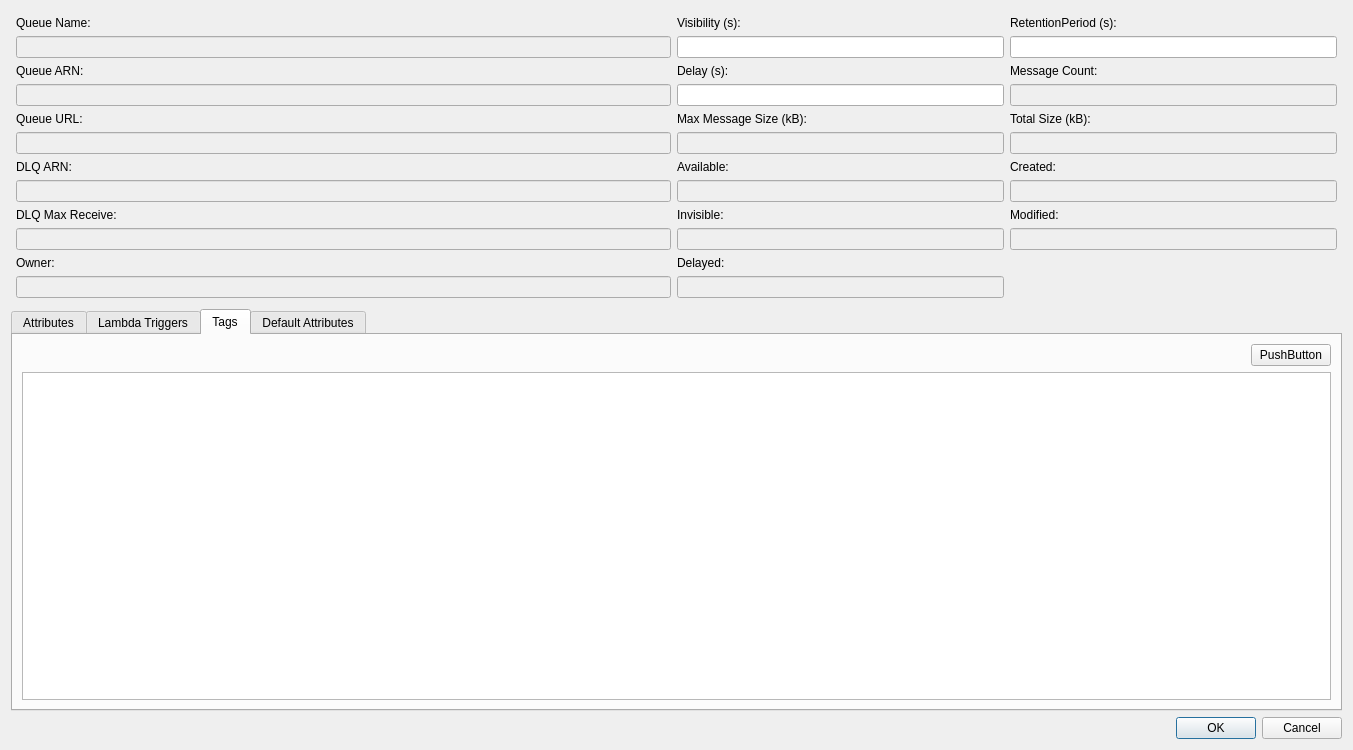
Above: src/modules/sqs/SQSQueueDetailsDialog.ui from jensvogt/awsmock-qt-ui before the change. Below: the same form after it.
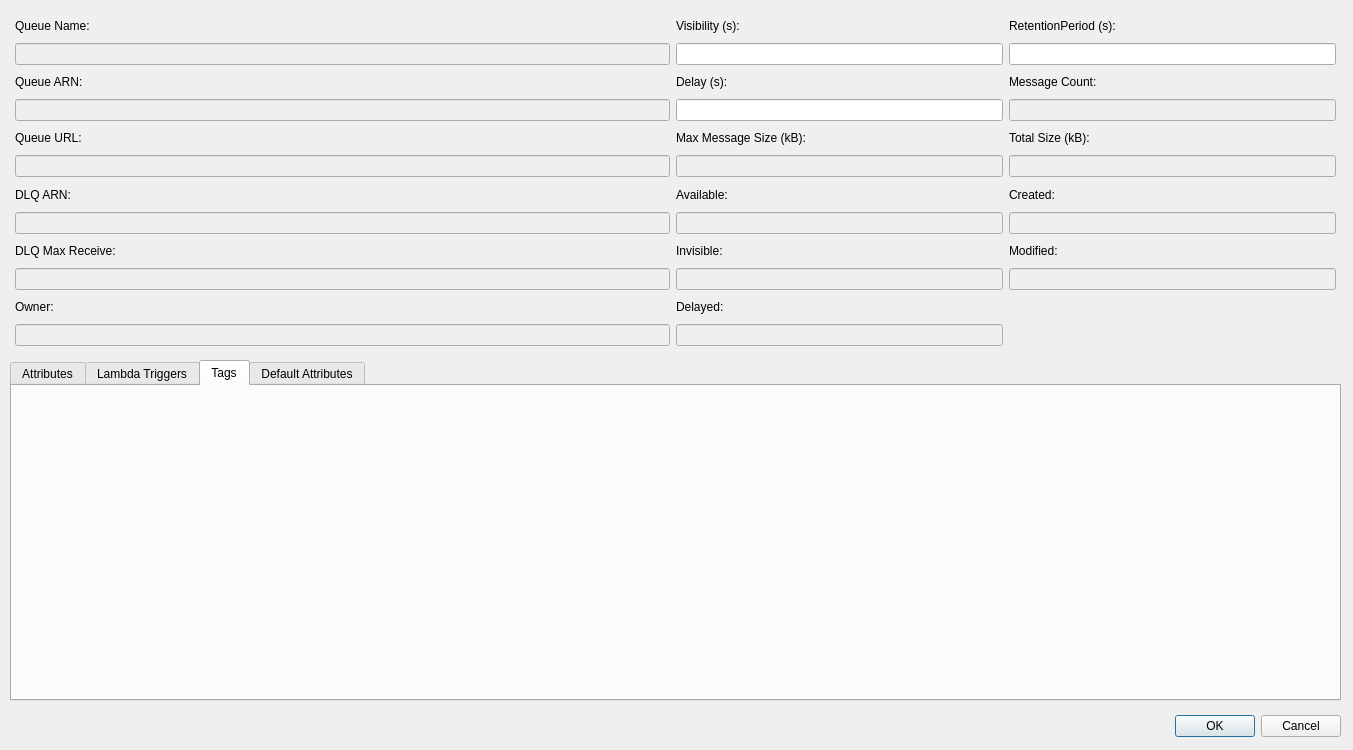
That is the form after the change.

Patch:
```diff
--- a/src/modules/sqs/SQSQueueDetailsDialog.ui
+++ b/src/modules/sqs/SQSQueueDetailsDialog.ui
@@ -13,8 +13,28 @@
   <property name="windowTitle">
    <string>Edit SQS Queue</string>
   </property>
-  <layout class="QVBoxLayout" name="verticalLayout">
-   <item>
+  <widget class="QDialogButtonBox" name="sqsQueueDetailsButtonBox">
+   <property name="geometry">
+    <rect>
+     <x>950</x>
+     <y>710</y>
+     <width>391</width>
+     <height>32</height>
+    </rect>
+   </property>
+   <property name="standardButtons">
+    <set>QDialogButtonBox::StandardButton::Cancel|QDialogButtonBox::StandardButton::Ok</set>
+   </property>
+  </widget>
+  <widget class="QWidget" name="gridLayoutWidget">
+   <property name="geometry">
+    <rect>
+     <x>10</x>
+     <y>10</y>
+     <width>1331</width>
+     <height>341</height>
+    </rect>
+   </property>
     <layout class="QGridLayout" name="gridLayout" columnstretch="2,1,1">
      <property name="leftMargin">
       <number>5</number>
@@ -270,9 +290,16 @@
       </widget>
      </item>
     </layout>
-   </item>
-   <item>
+  </widget>
     <widget class="QTabWidget" name="tabWidget">
+   <property name="geometry">
+    <rect>
+     <x>10</x>
+     <y>360</y>
+     <width>1331</width>
+     <height>341</height>
+    </rect>
+   </property>
      <property name="currentIndex">
       <number>2</number>
      </property>
@@ -396,47 +423,6 @@
       <attribute name="title">
        <string>Tags</string>
       </attribute>
-      <layout class="QVBoxLayout" name="verticalLayoutTags">
-       <property name="leftMargin">
-        <number>9</number>
-       </property>
-       <property name="topMargin">
-        <number>9</number>
-       </property>
-       <property name="rightMargin">
-        <number>9</number>
-       </property>
-       <property name="bottomMargin">
-        <number>9</number>
-       </property>
-       <item>
-        <layout class="QHBoxLayout" name="horizontalLayout_4">
-         <item>
-          <spacer name="horizontalSpacer_4">
-           <property name="orientation">
-            <enum>Qt::Orientation::Horizontal</enum>
-           </property>
-           <property name="sizeHint" stdset="0">
-            <size>
-             <width>40</width>
-             <height>20</height>
-            </size>
-           </property>
-          </spacer>
-         </item>
-         <item>
-          <widget class="QPushButton" name="addTagButton">
-           <property name="text">
-            <string>PushButton</string>
-           </property>
-          </widget>
-         </item>
-        </layout>
-       </item>
-       <item>
-        <widget class="QTableView" name="tableView"/>
-       </item>
-      </layout>
      </widget>
      <widget class="QWidget" name="defaultAttributeTab">
       <attribute name="title">
@@ -495,15 +481,6 @@
       </layout>
      </widget>
     </widget>
-   </item>
-   <item>
-    <widget class="QDialogButtonBox" name="sqsQueueDetailsButtonBox">
-     <property name="standardButtons">
-      <set>QDialogButtonBox::StandardButton::Cancel|QDialogButtonBox::StandardButton::Ok</set>
-     </property>
-    </widget>
-   </item>
-  </layout>
  </widget>
  <resources/>
  <connections/>
```
Lines whose indentation alone changed are shown as unchanged.
